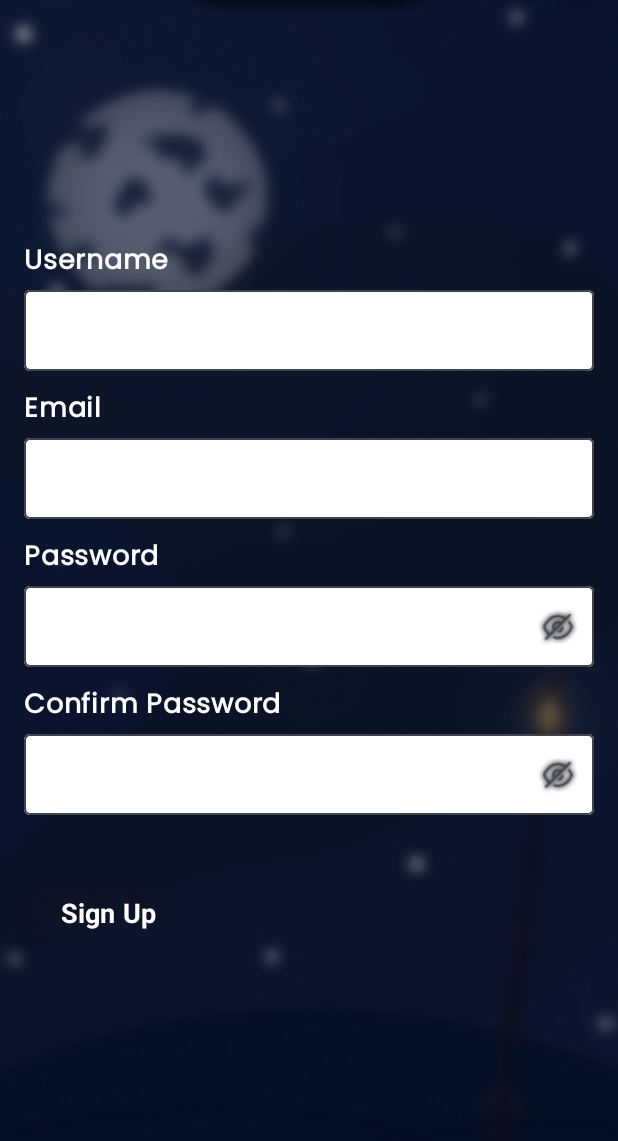
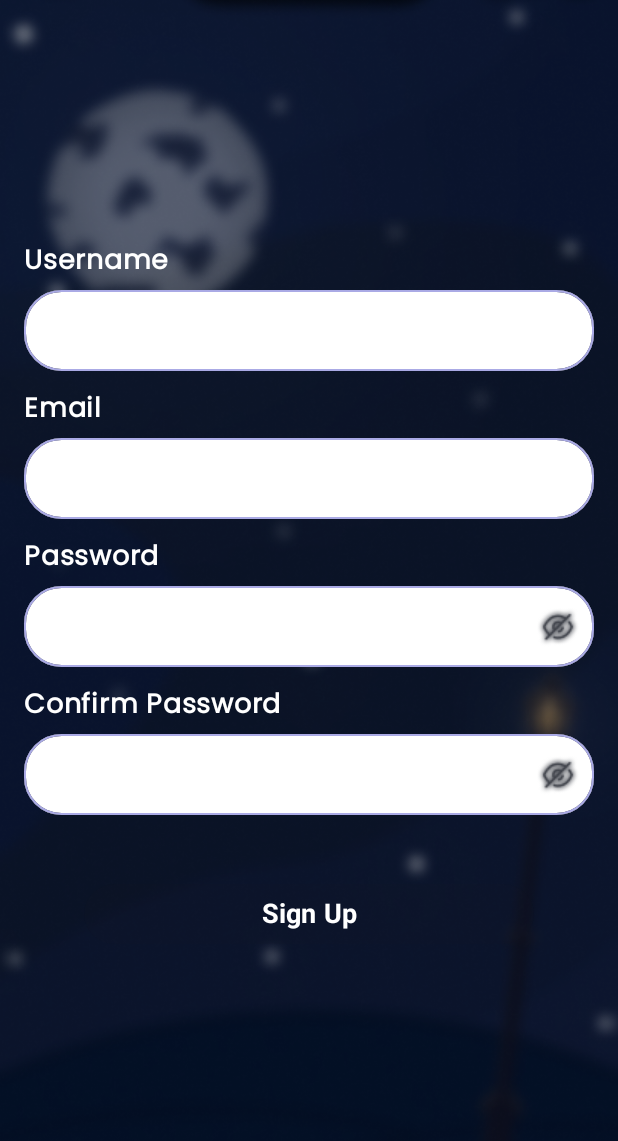
Before and after one commit to davetanjung/INSOMEASE, an Android app built with Jetpack Compose: the SignUpScreen screen opened through its navigation route, on a phone screen of 412 x 824 dp. Shown: the top 1141 px of the screen. Run offline under Robolectric (Android 15) with nearby library versions, the phone set to English and light mode, and no system bars.

Commit message:
fix register view

```diff
--- a/app/src/main/java/com/example/insomease/view/authentication/RegisterScreenView.kt
+++ b/app/src/main/java/com/example/insomease/view/authentication/RegisterScreenView.kt
@@ -1,6 +1,7 @@
 package com.example.insomease.view.authentication
 
 import androidx.compose.foundation.Image
+import androidx.compose.foundation.border
 import androidx.compose.foundation.layout.Arrangement
 import androidx.compose.foundation.layout.Box
 import androidx.compose.foundation.layout.Column
@@ -8,6 +9,7 @@ import androidx.compose.foundation.layout.fillMaxSize
 import androidx.compose.foundation.layout.fillMaxWidth
 import androidx.compose.foundation.layout.height
 import androidx.compose.foundation.layout.padding
+import androidx.compose.foundation.shape.RoundedCornerShape
 import androidx.compose.foundation.text.KeyboardOptions
 import androidx.compose.material3.Button
 import androidx.compose.material3.ButtonDefaults
@@ -84,11 +86,17 @@ fun RegisterScreenView(
                 modifier = Modifier
                     .padding(top = 8.dp, bottom = 12.dp)
                     .fillMaxWidth()
-                    .height(54.dp),
+                    .height(54.dp)
+                    .border(
+                        width = 1.dp,
+                        color = Color(0xFFAAAAE5),
+                        shape = RoundedCornerShape(25.dp)
+                    ),
                 colors = TextFieldDefaults.colors(
                     unfocusedContainerColor = Color.White,
-                    focusedContainerColor = Color.White,
-                )
+                    focusedContainerColor = Color.White
+                ),
+                shape = RoundedCornerShape(25.dp),
             )
 
             Text(
@@ -107,11 +115,17 @@ fun RegisterScreenView(
                 modifier = Modifier
                     .padding(top = 8.dp, bottom = 12.dp)
                     .fillMaxWidth()
-                    .height(54.dp),
+                    .height(54.dp)
+                    .border(
+                        width = 1.dp,
+                        color = Color(0xFFAAAAE5),
+                        shape = RoundedCornerShape(25.dp)
+                    ),
                 colors = TextFieldDefaults.colors(
                     unfocusedContainerColor = Color.White,
-                    focusedContainerColor = Color.White,
-                )
+                    focusedContainerColor = Color.White
+                ),
+                shape = RoundedCornerShape(25.dp),
             )
 
             Text(
@@ -147,11 +161,17 @@ fun RegisterScreenView(
                 modifier = Modifier
                     .padding(top = 8.dp, bottom = 12.dp)
                     .fillMaxWidth()
-                    .height(54.dp),
+                    .height(54.dp)
+                    .border(
+                        width = 1.dp,
+                        color = Color(0xFFAAAAE5),
+                        shape = RoundedCornerShape(25.dp)
+                    ),
                 colors = TextFieldDefaults.colors(
                     unfocusedContainerColor = Color.White,
-                    focusedContainerColor = Color.White,
-                )
+                    focusedContainerColor = Color.White
+                ),
+                shape = RoundedCornerShape(25.dp),
             )
 
             Text(
@@ -187,11 +207,17 @@ fun RegisterScreenView(
                 modifier = Modifier
                     .padding(top = 8.dp, bottom = 12.dp)
                     .fillMaxWidth()
-                    .height(54.dp),
+                    .height(54.dp)
+                    .border(
+                        width = 1.dp,
+                        color = Color(0xFFAAAAE5),
+                        shape = RoundedCornerShape(25.dp)
+                    ),
                 colors = TextFieldDefaults.colors(
                     unfocusedContainerColor = Color.White,
-                    focusedContainerColor = Color.White,
-                )
+                    focusedContainerColor = Color.White
+                ),
+                shape = RoundedCornerShape(25.dp),
             )
 
             Button(
@@ -208,13 +234,14 @@ fun RegisterScreenView(
                 enabled = authenticationViewModel.isButtonEnabled,
                 colors = ButtonDefaults.buttonColors(containerColor = Color(0xFF514388)),
                 modifier = Modifier
-                    .padding(vertical = 30.dp)
+                    .padding(vertical = 30.dp, horizontal = 40.dp)
             ) {
                 Text(
                     text = "Sign Up",
                     color = Color.White,
                     fontSize = 18.sp,
                     fontWeight = FontWeight.Bold,
+                    modifier = Modifier.fillMaxWidth(),
                     textAlign = TextAlign.Center
                 )
             }
```
